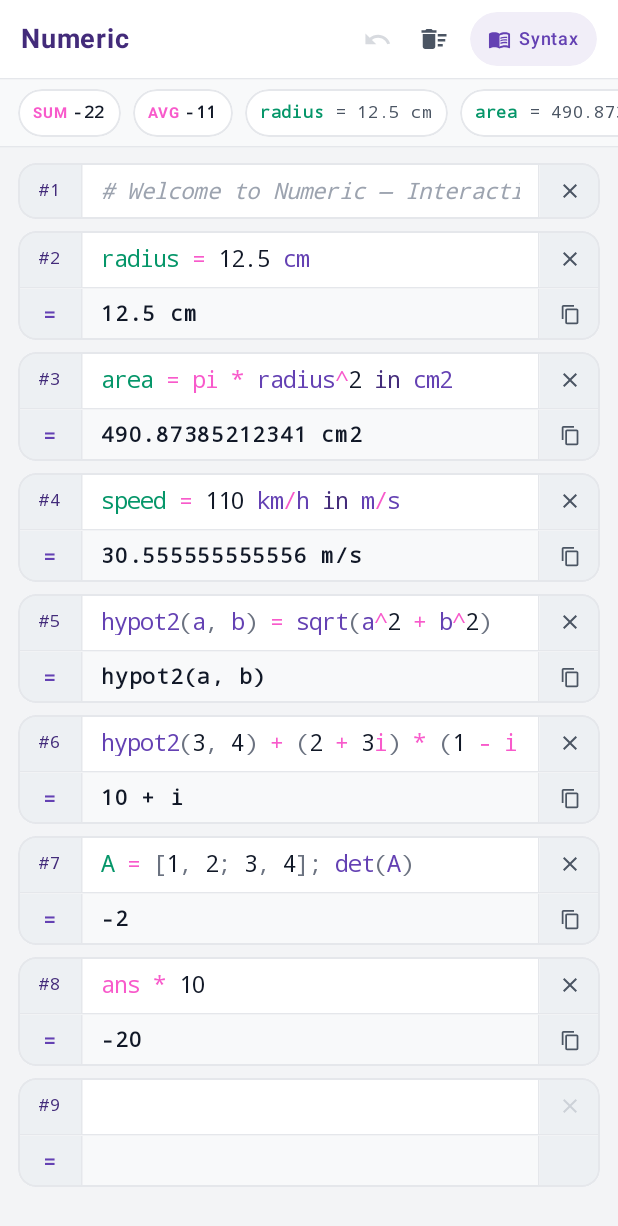
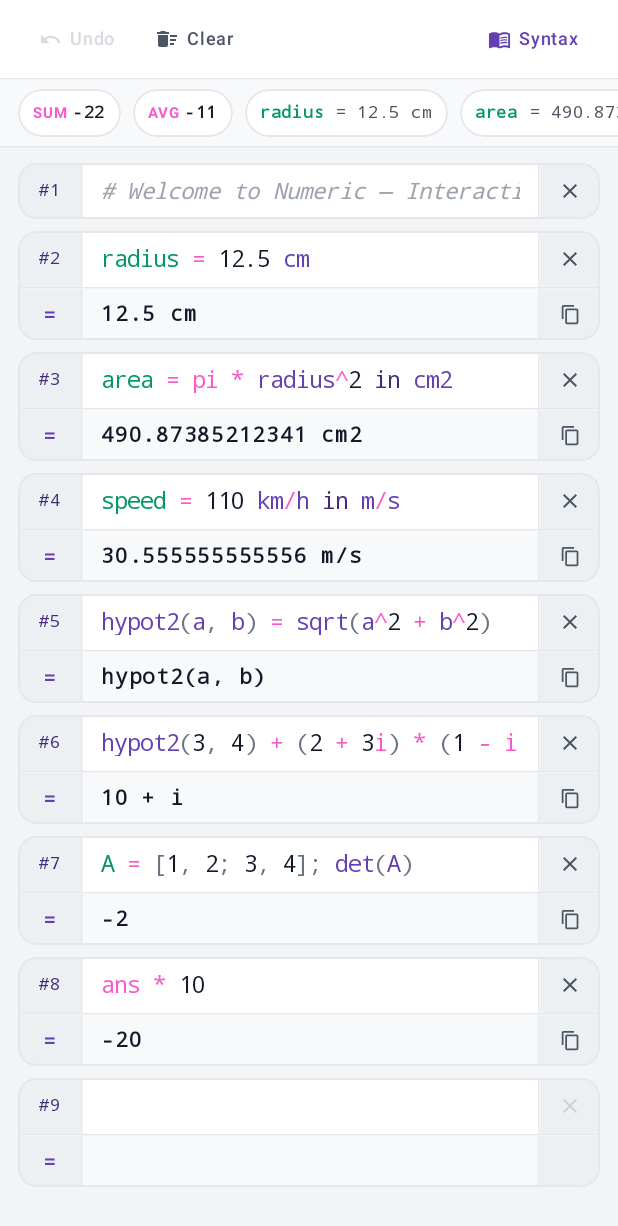
Before and after one commit to lucianmarin/numdroid, an Android app built with Jetpack Compose: the screen it shows after launch (MainActivity), on a phone screen of 412 x 824 dp. Shown: the top 1226 px of the screen. Run offline under Robolectric (Android 15) with nearby library versions, the phone set to English and light mode, and no system bars.

Commit message:
simple header buttons

```diff
--- a/app/src/main/java/com/lucianmarin/num/ui/CalculatorScreen.kt
+++ b/app/src/main/java/com/lucianmarin/num/ui/CalculatorScreen.kt
@@ -74,6 +74,7 @@ import androidx.compose.runtime.setValue
 import androidx.compose.ui.Alignment
 import androidx.compose.ui.Modifier
 import androidx.compose.ui.draw.clip
+import androidx.compose.ui.graphics.Color
 import androidx.compose.ui.graphics.SolidColor
 import androidx.compose.ui.platform.LocalContext
 import androidx.compose.ui.text.TextStyle
@@ -205,10 +206,7 @@ fun CalculatorScreen(viewModel: CalculatorViewModel) {
                         .padding(bottom = 88.dp),
                     contentAlignment = Alignment.Center
                 ) {
-                    EmptyHistoryPlaceholder(
-                        onLoadDemo = viewModel::resetToDemo,
-                        onOpenSyntax = { viewModel.toggleSyntaxSheet(true) }
-                    )
+                    EmptyHistoryPlaceholder()
                 }
             }
         }
@@ -261,62 +259,72 @@ private fun TopHeaderBar(
                 verticalAlignment = Alignment.CenterVertically,
                 horizontalArrangement = Arrangement.SpaceBetween
             ) {
-                // Brand Title + Accent Dot
-                Row(
-                    verticalAlignment = Alignment.CenterVertically,
-                    modifier = Modifier.clickable { onToggleScope() }
-                ) {
-//                    Box(
-//                        modifier = Modifier
-//                            .size(10.dp)
-//                            .clip(CircleShape)
-//                            .background(colors.accentPink)
-//                    )
-//                    Spacer(modifier = Modifier.width(8.dp))
-                    Text(
-                        text = "Numeric",
-                        color = colors.accentBlue,
-                        fontSize = 18.sp,
-                        fontWeight = FontWeight.Bold
-                    )
-                }
-
                 // Action Buttons
                 Row(
                     verticalAlignment = Alignment.CenterVertically,
                     horizontalArrangement = Arrangement.spacedBy(2.dp)
                 ) {
-                    IconButton(
-                        onClick = onUndo,
-                        enabled = state.canUndo,
-                        modifier = Modifier.size(36.dp)
+                    val undoColor = if (state.canUndo) colors.textSecondary else colors.textMuted.copy(alpha = 0.4f)
+                    Surface(
+                        color = Color.Transparent,
+                        shape = CircleShape,
+                        modifier = Modifier
+                            .clip(CircleShape)
+                            .clickable(enabled = state.canUndo) { onUndo() }
+                    ) {
+                        Row(
+                            modifier = Modifier.padding(horizontal = 12.dp, vertical = 6.dp),
+                            verticalAlignment = Alignment.CenterVertically
                         ) {
                             Icon(
                                 imageVector = Icons.AutoMirrored.Filled.Undo,
                                 contentDescription = "Undo",
-                            tint = if (state.canUndo) colors.textSecondary else colors.textMuted.copy(alpha = 0.4f),
-                            modifier = Modifier.size(19.dp)
+                                tint = undoColor,
+                                modifier = Modifier.size(15.dp)
+                            )
+                            Spacer(modifier = Modifier.width(5.dp))
+                            Text(
+                                text = "Undo",
+                                color = undoColor,
+                                fontSize = 12.sp,
+                                fontWeight = FontWeight.SemiBold
                             )
                         }
+                    }
 
-                    IconButton(
-                        onClick = onClear,
-                        modifier = Modifier.size(36.dp)
+                    Surface(
+                        color = Color.Transparent,
+                        shape = CircleShape,
+                        modifier = Modifier
+                            .clip(CircleShape)
+                            .clickable { onClear() }
+                    ) {
+                        Row(
+                            modifier = Modifier.padding(horizontal = 12.dp, vertical = 6.dp),
+                            verticalAlignment = Alignment.CenterVertically
                         ) {
                             Icon(
                                 imageVector = Icons.Default.DeleteSweep,
                                 contentDescription = "Clear History",
                                 tint = colors.textSecondary,
-                            modifier = Modifier.size(20.dp)
+                                modifier = Modifier.size(16.dp)
+                            )
+                            Spacer(modifier = Modifier.width(5.dp))
+                            Text(
+                                text = "Clear",
+                                color = colors.textSecondary,
+                                fontSize = 12.sp,
+                                fontWeight = FontWeight.SemiBold
                             )
                         }
+                    }
+                }
 
-                    // Syntax Guide Pill Button
+                // Syntax Guide Button
                 Surface(
-                        color = colors.accentOrangeSoft,
+                    color = Color.Transparent,
                     shape = CircleShape,
                     modifier = Modifier
-                            .padding(start = 4.dp)
                         .clip(CircleShape)
                         .clickable { onOpenSyntax() }
                 ) {
@@ -337,7 +345,6 @@ private fun TopHeaderBar(
                             fontSize = 12.sp,
                             fontWeight = FontWeight.SemiBold
                         )
-                        }
                     }
                 }
             }
@@ -858,10 +865,7 @@ private fun BottomCalculatorInputPanel(
 }
 
 @Composable
-private fun EmptyHistoryPlaceholder(
-    onLoadDemo: () -> Unit,
-    onOpenSyntax: () -> Unit
-) {
+private fun EmptyHistoryPlaceholder() {
     val colors = LocalNumColors.current
     Column(
         modifier = Modifier
@@ -876,46 +880,6 @@ private fun EmptyHistoryPlaceholder(
             fontSize = 17.sp,
             fontWeight = FontWeight.SemiBold
         )
-        Spacer(modifier = Modifier.height(6.dp))
-        Text(
-            text = "Type a formula in the bottom input bar. Every entry in history stays editable and reactive.",
-            color = colors.textSecondary,
-            fontSize = 13.sp
-        )
-        Spacer(modifier = Modifier.height(16.dp))
-        Row(horizontalArrangement = Arrangement.spacedBy(10.dp)) {
-            Surface(
-                color = colors.accentOrange,
-                shape = CircleShape,
-                modifier = Modifier
-                    .clip(CircleShape)
-                    .clickable { onLoadDemo() }
-            ) {
-                Text(
-                    text = "Load Demo Sheet",
-                    color = androidx.compose.ui.graphics.Color.White,
-                    fontSize = 13.sp,
-                    fontWeight = FontWeight.SemiBold,
-                    modifier = Modifier.padding(horizontal = 16.dp, vertical = 9.dp)
-                )
-            }
-            Surface(
-                color = colors.bgSurface,
-                shape = CircleShape,
-                modifier = Modifier
-                    .clip(CircleShape)
-                    .border(1.dp, colors.borderStrong, CircleShape)
-                    .clickable { onOpenSyntax() }
-            ) {
-                Text(
-                    text = "Browse Syntax",
-                    color = colors.textPrimary,
-                    fontSize = 13.sp,
-                    fontWeight = FontWeight.Medium,
-                    modifier = Modifier.padding(horizontal = 16.dp, vertical = 9.dp)
-                )
-            }
-        }
     }
 }
 
```
Lines whose indentation alone changed are shown as unchanged.
